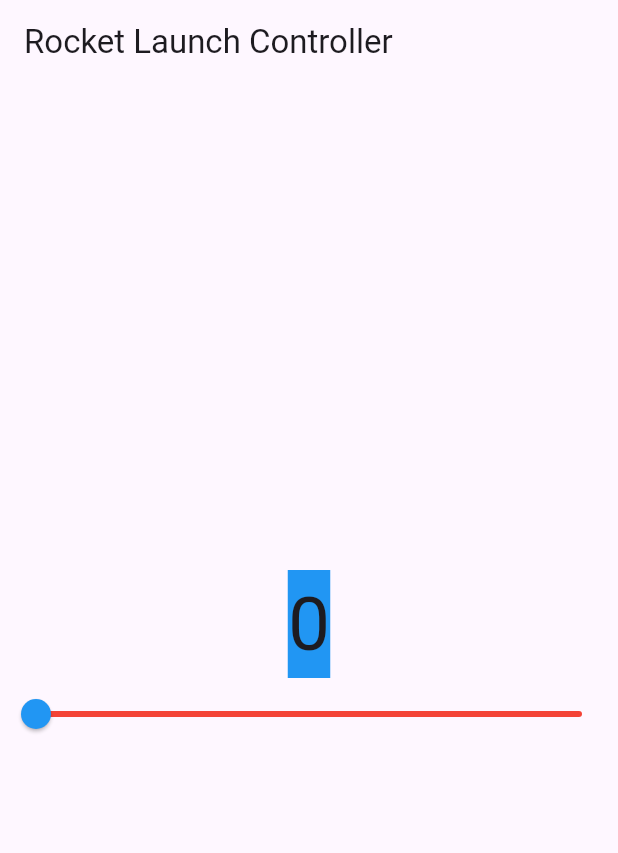
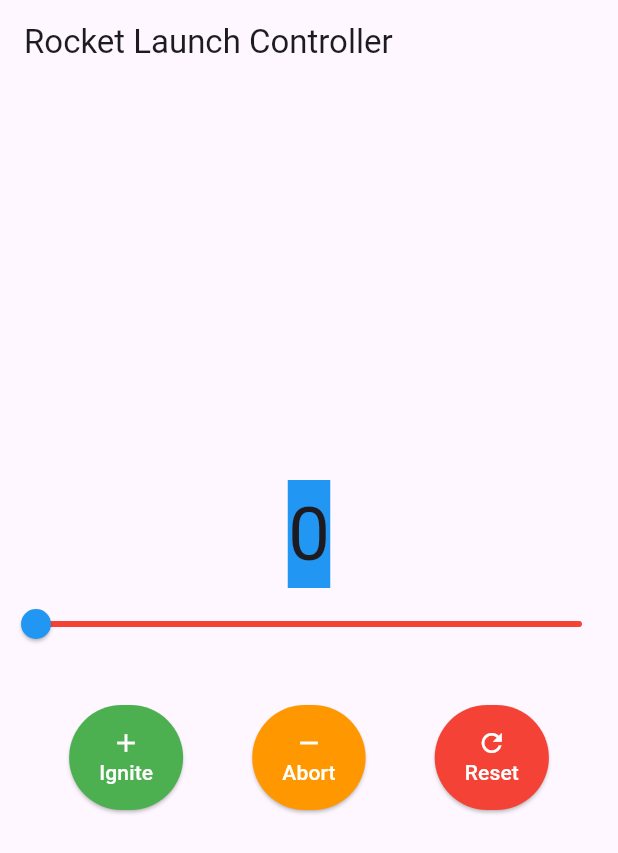
Before and after one commit to princeampofo/act6, a Flutter app: the screen it shows after launch, on a phone screen of 412 x 824 dp. Shown: the top 853 px of the screen. Run offline on Flutter 3.47's test engine with Material 3 defaults, Android fonts, the phone set to English and light mode, and no system bars.

Commit message:
added visual buttons

```diff
--- a/lib/main.dart
+++ b/lib/main.dart
@@ -63,6 +63,66 @@ class _CounterWidgetState extends State<CounterWidget> {
             activeColor: Colors.blue,
             inactiveColor: Colors.red,
           ),
+          SizedBox(height: 30),
+
+          Row(
+            mainAxisAlignment: MainAxisAlignment.spaceEvenly,
+            children: [
+
+              // Ignite button
+              ElevatedButton(
+                onPressed: () {},
+                style: ElevatedButton.styleFrom(
+                  backgroundColor: Colors.green,
+                  foregroundColor: Colors.white,
+                  padding: EdgeInsets.symmetric(horizontal: 20, vertical: 15),
+                ),
+                child: Column(
+                  mainAxisSize: MainAxisSize.min,
+                  children: [
+                    Icon(Icons.add, size: 20),
+                    Text('Ignite'),
+                  ],
+                ),
+              ),
+
+              // Abort button
+              ElevatedButton(
+                onPressed: () {},
+                style: ElevatedButton.styleFrom(
+                  backgroundColor: Colors.orange,
+                  foregroundColor: Colors.white,
+                  padding: EdgeInsets.symmetric(horizontal: 20, vertical: 15),
+                ),
+                child: Column(
+                  mainAxisSize: MainAxisSize.min,
+                  children: [
+                    Icon(Icons.remove, size: 20),
+                    Text('Abort'),
+                  ],
+                ),
+              ),
+
+              // Reset button
+              ElevatedButton(
+                onPressed: () {},
+                style: ElevatedButton.styleFrom(
+                  backgroundColor: Colors.red,
+                  foregroundColor: Colors.white,
+                  padding: EdgeInsets.symmetric(horizontal: 20, vertical: 15),
+                ),
+                child: Column(
+                  mainAxisSize: MainAxisSize.min,
+                  children: [
+                    Icon(Icons.refresh, size: 20),
+                    Text('Reset'),
+                  ],
+                ),
+              ),
+            ],
+          ),
+
+          SizedBox(height: 20),
         ],
       ),
     );
```
